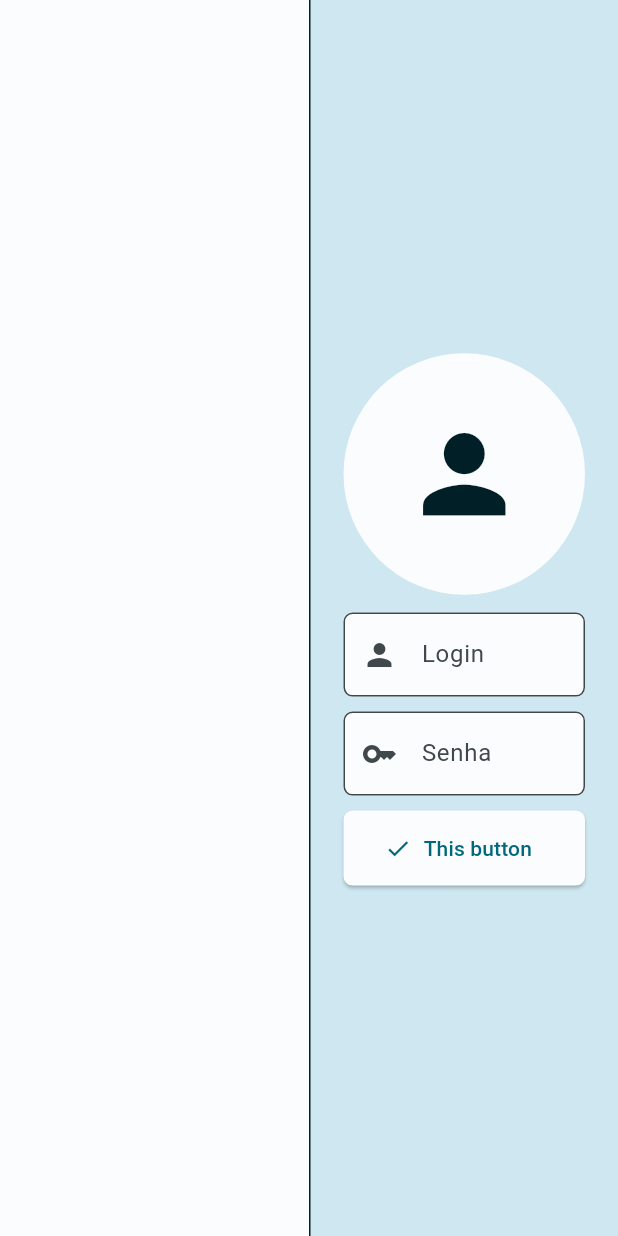
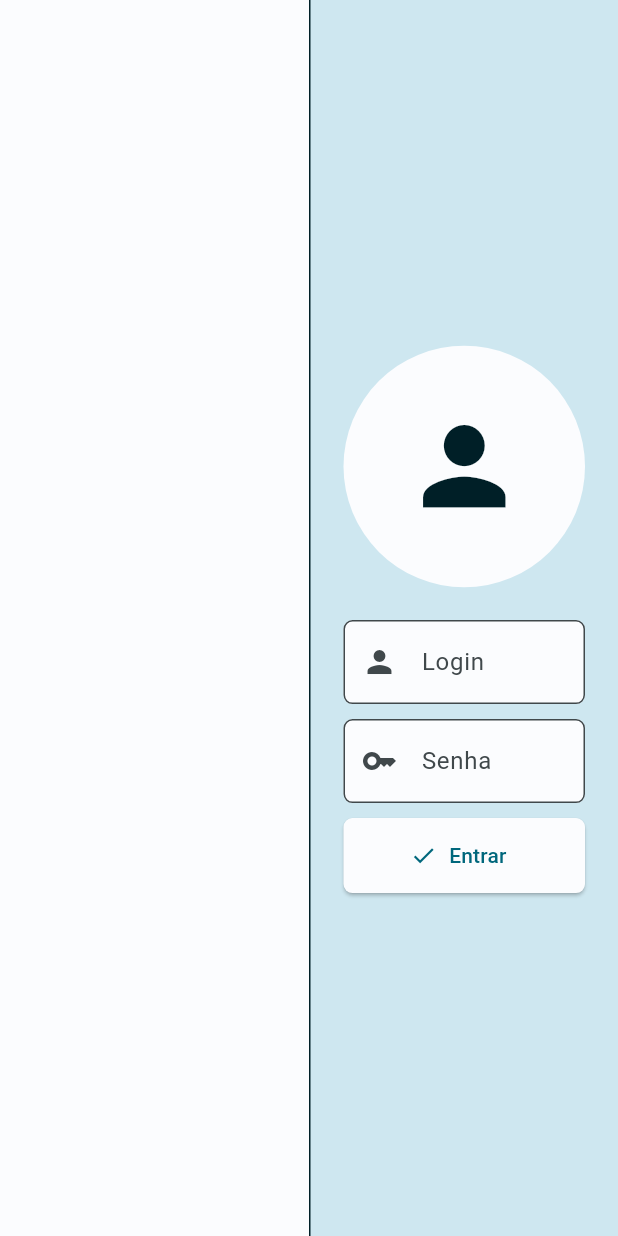
Before and after one commit to auguzsto/oficinar, a Flutter app: the screen it shows after launch, on a phone screen of 412 x 824 dp. Run offline on Flutter 3.47's test engine with Material 2 defaults, Android fonts, the phone set to English and light mode, and no system bars; our stand-ins replace get_it, sqflite_common_ffi; accounts and stored records are empty.

Commit message:
feat: auth

```diff
--- /dev/null
+++ b/lib/modules/auth/auth_controller.dart
@@ -0,0 +1,7 @@
+import 'package:oficinar/modules/auth/auth_model.dart';
+
+class AuthController {
+  static Future<void> signIn(AuthModel authModel) async {
+    print('Login');
+  }
+}
--- /dev/null
+++ b/lib/modules/auth/auth_model.dart
@@ -0,0 +1,18 @@
+class AuthModel {
+  String username;
+  String password;
+
+  AuthModel(this.username, this.password) {
+    try {
+      if (username.isEmpty) {
+        throw Exception("Preencha o campo login.");
+      }
+
+      if (password.isEmpty) {
+        throw Exception("Preencha o campo login.");
+      }
+    } catch (e) {
+      rethrow;
+    }
+  }
+}
--- a/lib/modules/auth/auth_view.dart
+++ b/lib/modules/auth/auth_view.dart
@@ -14,7 +14,7 @@ class AuthView extends StatelessWidget {
           mainAxisAlignment: MainAxisAlignment.spaceBetween,
           children: [
             Container(),
-            ContainerLoginView(),
+            const ContainerLoginView(),
           ],
         ),
       ),
--- a/lib/modules/auth/widgets/container_login.dart
+++ b/lib/modules/auth/widgets/container_login.dart
@@ -1,4 +1,6 @@
 import 'package:flutter/material.dart';
+import 'package:oficinar/modules/auth/auth_controller.dart';
+import 'package:oficinar/modules/auth/auth_model.dart';
 import 'package:oficinar/widgets/button_action.dart';
 import 'package:oficinar/widgets/input_text.dart';
 
@@ -27,14 +29,33 @@ class ContainerLoginView extends StatelessWidget {
               size: MediaQuery.of(context).size.height / 10,
             ),
           ),
-          SizedBox(height: 10),
-          InputTextWidget(labelText: "Login", iconData: Icons.person),
-          SizedBox(height: 10),
-          InputTextWidget(labelText: "Senha", iconData: Icons.key),
-          SizedBox(height: 10),
-          ButtonAction()
+          const SizedBox(height: 20),
+          InputTextWidget(
+            controller: _controllerLogin,
+            labelText: "Login",
+            iconData: Icons.person,
+          ),
+          const SizedBox(height: 10),
+          InputTextWidget(
+            controller: _controllerPassword,
+            labelText: "Senha",
+            iconData: Icons.key,
+          ),
+          const SizedBox(height: 10),
+          ButtonAction(
+            icon: const Icon(Icons.check),
+            label: const Text("Entrar"),
+            onPressed: () async {
+              final authModel =
+                  AuthModel(_controllerLogin.text, _controllerPassword.text);
+              await AuthController.signIn(authModel);
+            },
+          )
         ],
       ),
     );
   }
 }
+
+final _controllerLogin = TextEditingController();
+final _controllerPassword = TextEditingController();
--- a/lib/widgets/button_action.dart
+++ b/lib/widgets/button_action.dart
@@ -1,7 +1,15 @@
 import 'package:flutter/material.dart';
 
 class ButtonAction extends StatelessWidget {
-  const ButtonAction({super.key});
+  final void Function()? onPressed;
+  final Widget icon;
+  final Widget label;
+  const ButtonAction({
+    super.key,
+    required this.onPressed,
+    required this.icon,
+    required this.label,
+  });
 
   @override
   Widget build(BuildContext context) {
@@ -13,9 +21,9 @@ class ButtonAction extends StatelessWidget {
             borderRadius: BorderRadius.circular(6),
           ),
         ),
-        onPressed: () {},
-        icon: Icon(Icons.check),
-        label: Text("This button"),
+        onPressed: onPressed,
+        icon: icon,
+        label: label,
       ),
     );
   }
--- a/lib/widgets/input_text.dart
+++ b/lib/widgets/input_text.dart
@@ -3,15 +3,18 @@ import 'package:flutter/material.dart';
 class InputTextWidget extends StatelessWidget {
   final String labelText;
   final IconData iconData;
+  final TextEditingController controller;
   const InputTextWidget({
     super.key,
     required this.labelText,
     required this.iconData,
+    required this.controller,
   });
 
   @override
   Widget build(BuildContext context) {
     return TextFormField(
+      controller: controller,
       decoration: InputDecoration(
         filled: true,
         fillColor: Theme.of(context).colorScheme.background,
```
Also changed, not shown: lib/widgets/handler_exception.dart (added, +10 -0 lines).
